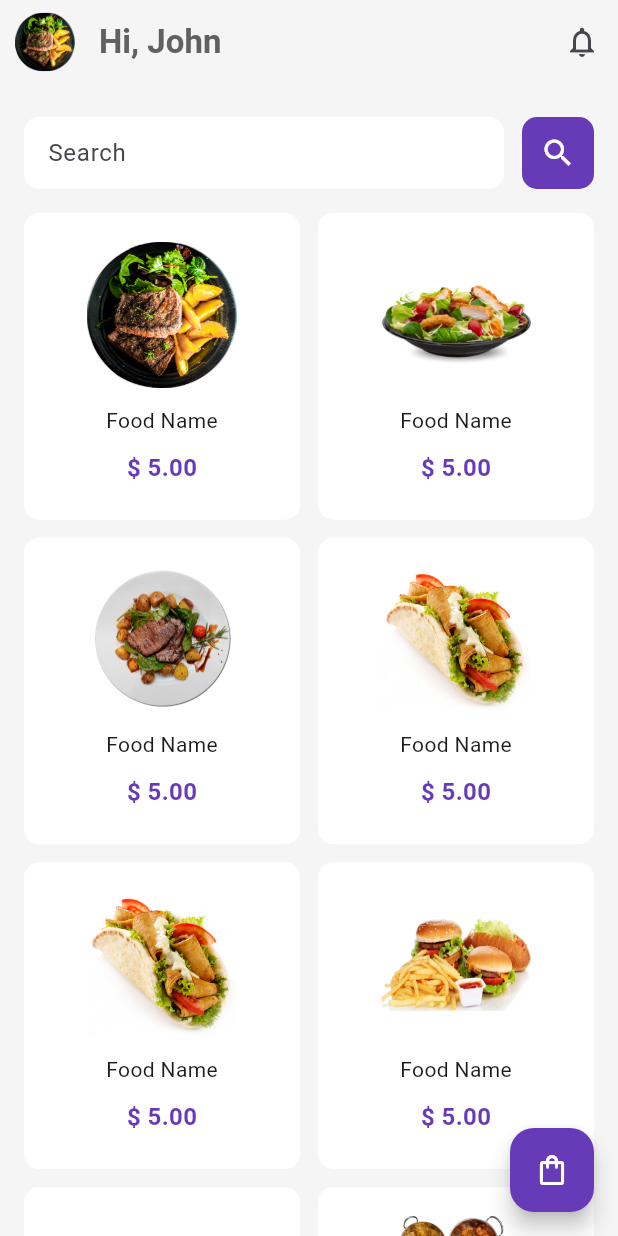
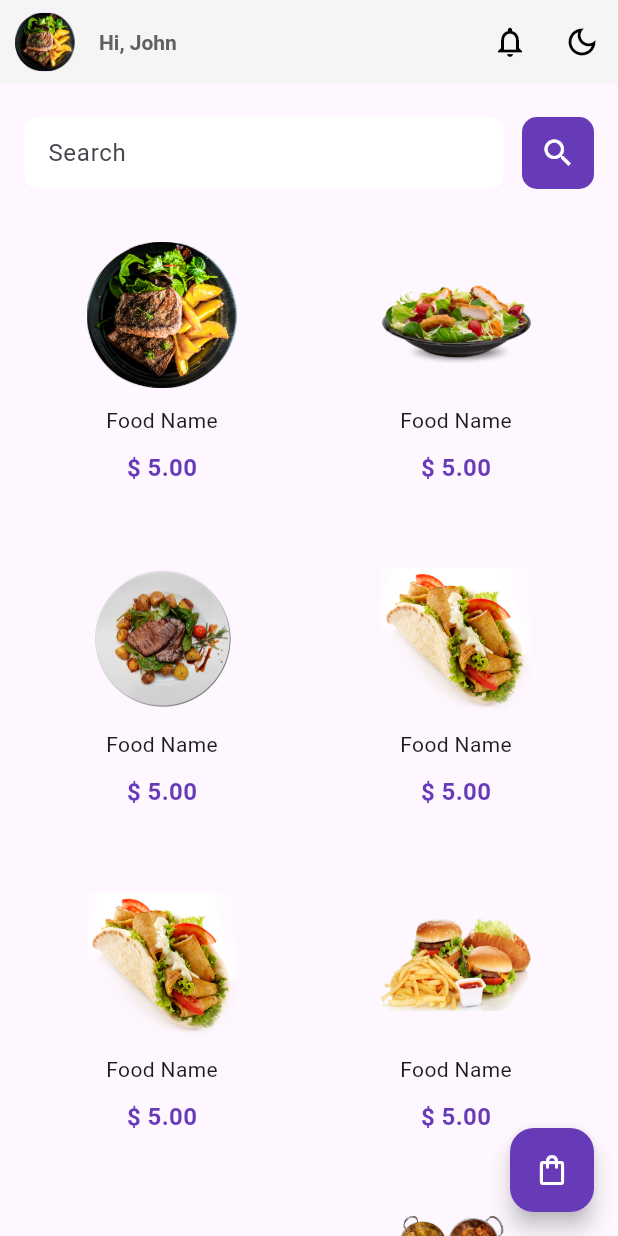
Before and after one commit to vongkeo/flutter_tutorial, a Flutter app: the screen it shows after launch, on a phone screen of 412 x 824 dp. Run offline on Flutter 3.47's test engine with Material 2 defaults, Android fonts, the phone set to English and light mode, and no system bars; our stand-ins replace get.

Commit message:
dark mode implement

```diff
--- a/lib/main.dart
+++ b/lib/main.dart
@@ -1,7 +1,11 @@
 import 'package:flutter/material.dart';
 import 'package:flutter_tutorial/pages/HomePage.dart';
+import 'package:get/get.dart';
+
+import 'controllers/index.dart';
 
 void main() {
+  Get.put(Controller());
   runApp(const MyApp());
 }
 
@@ -10,12 +14,33 @@ class MyApp extends StatelessWidget {
 
   @override
   Widget build(BuildContext context) {
-    return MaterialApp(
+    return GetMaterialApp(
       title: 'Flutter Demo',
       theme: ThemeData(
         colorScheme: ColorScheme.fromSeed(seedColor: Colors.deepPurple),
         useMaterial3: true,
+        appBarTheme: AppBarTheme(
+          backgroundColor: Colors.grey[100],
+          foregroundColor: Colors.black,
+          iconTheme: const IconThemeData(color: Colors.black),
+          titleTextStyle: const TextStyle(
+            color: Colors.black,
+            fontWeight: FontWeight.w600,
+          ),
+        ),
       ),
+      darkTheme: ThemeData.dark().copyWith(
+          colorScheme: ColorScheme.fromSeed(seedColor: Colors.deepPurple),
+          useMaterial3: true,
+          appBarTheme: const AppBarTheme(
+            backgroundColor: Colors.black,
+            foregroundColor: Colors.white,
+            iconTheme: IconThemeData(color: Colors.white),
+            titleTextStyle: TextStyle(
+              color: Colors.white,
+              fontWeight: FontWeight.w600,
+            ),
+          )),
       home: const HomePage(),
     );
   }
--- a/lib/pages/HomePage.dart
+++ b/lib/pages/HomePage.dart
@@ -1,14 +1,21 @@
 import 'package:flutter/material.dart';
+import 'package:flutter_tutorial/controllers/index.dart';
+import 'package:get/get.dart';
 
-class HomePage extends StatelessWidget {
+class HomePage extends StatefulWidget {
   const HomePage({super.key});
+
+  @override
+  State<HomePage> createState() => _HomePageState();
+}
+
+class _HomePageState extends State<HomePage> {
+  final Controller c = Get.find();
 
   @override
   Widget build(BuildContext context) {
     return Scaffold(
-      backgroundColor: Colors.grey[100],
       appBar: AppBar(
-        backgroundColor: Colors.grey[100],
         leadingWidth: 50,
         leading: Container(
             margin: const EdgeInsets.only(left: 10),
@@ -20,7 +27,10 @@ class HomePage extends StatelessWidget {
                 color: Colors.grey[700], fontWeight: FontWeight.w600)),
         actions: [
           IconButton(
-              onPressed: () {}, icon: const Icon(Icons.notifications_outlined))
+              onPressed: () {}, icon: const Icon(Icons.notifications_outlined)),
+          IconButton(
+              onPressed: () => c.changeThemeMode(),
+              icon: const Icon(Icons.dark_mode_outlined))
         ],
       ),
       floatingActionButton: FloatingActionButton(
@@ -80,7 +90,6 @@ class HomePage extends StatelessWidget {
                   10,
                   (index) => Container(
                         decoration: BoxDecoration(
-                            color: Colors.white,
                             borderRadius: BorderRadius.circular(10)),
                         padding: const EdgeInsets.all(18),
                         child: Column(
--- a/pubspec.yaml
+++ b/pubspec.yaml
@@ -46,6 +46,7 @@ dev_dependencies:
   # package. See that file for information about deactivating specific lint
   # rules and activating additional ones.
   flutter_lints: ^2.0.0
+  get: ^4.6.5
 
 # For information on the generic Dart part of this file, see the
 # following page: https://dart.dev/tools/pub/pubspec
```
Also changed, not shown: lib/controllers/index.dart (added, +22 -0 lines), pubspec.lock.
